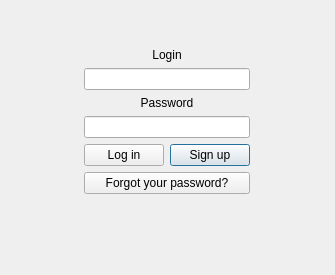
Groundy/CrackerJack, file sources/LoginWindow.ui: the form before one commit.
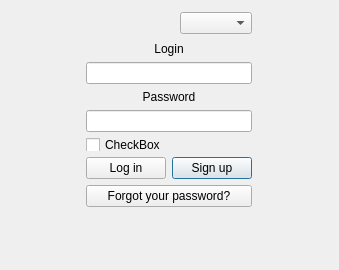
The form after the commit.

Commit message: dodano wybór jezyka w login Window i przetmuaczenie GUI Login Window

The edit to the form file:
```diff
--- a/sources/LoginWindow.ui
+++ b/sources/LoginWindow.ui
@@ -9,8 +9,8 @@
    <rect>
     <x>0</x>
     <y>0</y>
-    <width>335</width>
-    <height>275</height>
+    <width>339</width>
+    <height>270</height>
    </rect>
   </property>
   <property name="sizePolicy">
@@ -36,7 +36,7 @@
     <rect>
      <x>0</x>
      <y>0</y>
-     <width>334</width>
+     <width>338</width>
      <height>269</height>
     </rect>
    </property>
@@ -64,7 +64,7 @@
       <property name="rightMargin">
        <number>0</number>
       </property>
-      <item row="4" column="1">
+      <item row="4" column="2">
        <spacer name="verticalSpacer">
         <property name="orientation">
          <enum>Qt::Vertical</enum>
@@ -77,75 +77,7 @@
         </property>
        </spacer>
       </item>
-      <item row="1" column="1">
-       <layout class="QGridLayout" name="InterfaceLayout">
-        <item row="0" column="0">
-         <widget class="QLabel" name="loginLabel">
-          <property name="text">
-           <string>Login</string>
-          </property>
-          <property name="alignment">
-           <set>Qt::AlignCenter</set>
-          </property>
-         </widget>
-        </item>
-        <item row="4" column="0">
-         <layout class="QGridLayout" name="buttonsLayout">
-          <item row="0" column="1">
-           <widget class="QPushButton" name="signUPButton">
-            <property name="text">
-             <string>Sign up</string>
-            </property>
-           </widget>
-          </item>
-          <item row="0" column="0">
-           <widget class="QPushButton" name="logInButton">
-            <property name="text">
-             <string>Log in</string>
-            </property>
-           </widget>
-          </item>
-          <item row="1" column="0" colspan="2">
-           <widget class="QPushButton" name="pushButton_2">
-            <property name="text">
-             <string>Forgot your password?</string>
-            </property>
-           </widget>
-          </item>
-         </layout>
-        </item>
-        <item row="1" column="0">
-         <widget class="QLineEdit" name="loginLine"/>
-        </item>
-        <item row="3" column="0">
-         <widget class="QLineEdit" name="passwordLine">
-          <property name="inputMask">
-           <string/>
-          </property>
-          <property name="echoMode">
-           <enum>QLineEdit::Password</enum>
-          </property>
-         </widget>
-        </item>
-        <item row="2" column="0">
-         <widget class="QLabel" name="passwordLabel">
-          <property name="layoutDirection">
-           <enum>Qt::LeftToRight</enum>
-          </property>
-          <property name="frameShadow">
-           <enum>QFrame::Plain</enum>
-          </property>
-          <property name="text">
-           <string>Password</string>
-          </property>
-          <property name="alignment">
-           <set>Qt::AlignCenter</set>
-          </property>
-         </widget>
-        </item>
-       </layout>
-      </item>
-      <item row="2" column="0" colspan="3">
+      <item row="2" column="0" colspan="4">
        <widget class="QLabel" name="wrongPasswordLabel">
         <property name="enabled">
          <bool>true</bool>
@@ -279,7 +211,7 @@
         </property>
        </widget>
       </item>
-      <item row="0" column="1">
+      <item row="0" column="0">
        <spacer name="verticalSpacer_2">
         <property name="orientation">
          <enum>Qt::Vertical</enum>
@@ -292,19 +224,6 @@
         </property>
        </spacer>
       </item>
-      <item row="1" column="2">
-       <spacer name="horizontalSpacer">
-        <property name="orientation">
-         <enum>Qt::Horizontal</enum>
-        </property>
-        <property name="sizeHint" stdset="0">
-         <size>
-          <width>40</width>
-          <height>20</height>
-         </size>
-        </property>
-       </spacer>
-      </item>
       <item row="1" column="0">
        <spacer name="horizontalSpacer_2">
         <property name="orientation">
@@ -318,7 +237,7 @@
         </property>
        </spacer>
       </item>
-      <item row="3" column="0" colspan="3">
+      <item row="3" column="0" colspan="4">
        <layout class="QHBoxLayout" name="additionalButtonsLayout">
         <item>
          <spacer name="horizontalSpacer_3">
@@ -371,6 +290,122 @@
         </item>
        </layout>
       </item>
+      <item row="0" column="2">
+       <widget class="QComboBox" name="laungageComboBox"/>
+      </item>
+      <item row="0" column="1">
+       <spacer name="horizontalSpacer_6">
+        <property name="orientation">
+         <enum>Qt::Horizontal</enum>
+        </property>
+        <property name="sizeHint" stdset="0">
+         <size>
+          <width>40</width>
+          <height>20</height>
+         </size>
+        </property>
+       </spacer>
+      </item>
+      <item row="1" column="1" colspan="2">
+       <layout class="QGridLayout" name="InterfaceLayout">
+        <item row="3" column="0">
+         <widget class="QLineEdit" name="passwordLine">
+          <property name="inputMask">
+           <string/>
+          </property>
+          <property name="echoMode">
+           <enum>QLineEdit::Password</enum>
+          </property>
+         </widget>
+        </item>
+        <item row="2" column="0">
+         <widget class="QLabel" name="passwordLabel">
+          <property name="layoutDirection">
+           <enum>Qt::LeftToRight</enum>
+          </property>
+          <property name="frameShadow">
+           <enum>QFrame::Plain</enum>
+          </property>
+          <property name="text">
+           <string>Password</string>
+          </property>
+          <property name="alignment">
+           <set>Qt::AlignCenter</set>
+          </property>
+         </widget>
+        </item>
+        <item row="5" column="0">
+         <layout class="QGridLayout" name="buttonsLayout">
+          <item row="0" column="1">
+           <widget class="QPushButton" name="signUPButton">
+            <property name="text">
+             <string>Sign up</string>
+            </property>
+           </widget>
+          </item>
+          <item row="0" column="0">
+           <widget class="QPushButton" name="logInButton">
+            <property name="text">
+             <string>Log in</string>
+            </property>
+           </widget>
+          </item>
+          <item row="1" column="0" colspan="2">
+           <widget class="QPushButton" name="forgetPassButton">
+            <property name="text">
+             <string>Forgot your password?</string>
+            </property>
+           </widget>
+          </item>
+         </layout>
+        </item>
+        <item row="1" column="0">
+         <widget class="QLineEdit" name="loginLine"/>
+        </item>
+        <item row="0" column="0">
+         <widget class="QLabel" name="loginLabel">
+          <property name="text">
+           <string>Login</string>
+          </property>
+          <property name="alignment">
+           <set>Qt::AlignCenter</set>
+          </property>
+         </widget>
+        </item>
+        <item row="4" column="0">
+         <widget class="QCheckBox" name="remeberLoginChecbox">
+          <property name="sizePolicy">
+           <sizepolicy hsizetype="Minimum" vsizetype="Maximum">
+            <horstretch>0</horstretch>
+            <verstretch>0</verstretch>
+           </sizepolicy>
+          </property>
+          <property name="maximumSize">
+           <size>
+            <width>16777215</width>
+            <height>13</height>
+           </size>
+          </property>
+          <property name="text">
+           <string>CheckBox</string>
+          </property>
+         </widget>
+        </item>
+       </layout>
+      </item>
+      <item row="0" column="3" rowspan="2">
+       <spacer name="horizontalSpacer">
+        <property name="orientation">
+         <enum>Qt::Horizontal</enum>
+        </property>
+        <property name="sizeHint" stdset="0">
+         <size>
+          <width>40</width>
+          <height>20</height>
+         </size>
+        </property>
+       </spacer>
+      </item>
      </layout>
     </item>
    </layout>
```
Left out of the diff: 21 changed lines with no effect on the pictures. The commit also changes 4 other files.
